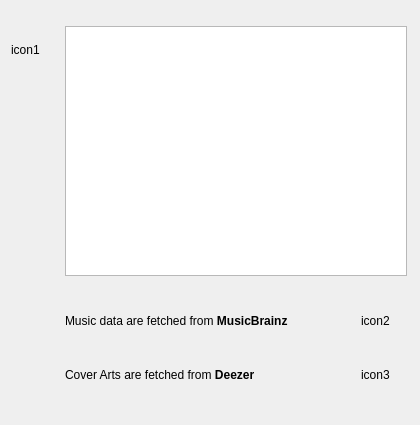
This is dialogs/aboutwidgetUI.ui in janbar/CDDA-Ripper as Qt 5 draws it before an edit. The edited form follows.
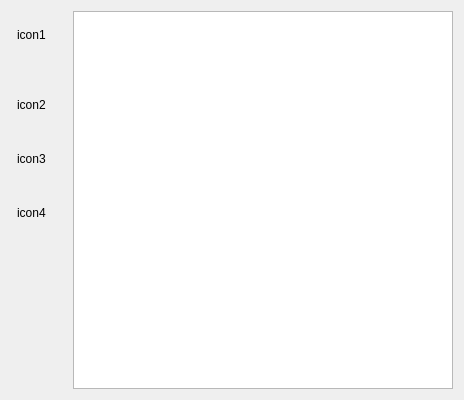
This is the edited form.

Commit message: fix about page for big font

The edit to the form file:
```diff
--- a/dialogs/aboutwidgetUI.ui
+++ b/dialogs/aboutwidgetUI.ui
@@ -6,8 +6,8 @@
    <rect>
     <x>0</x>
     <y>0</y>
-    <width>420</width>
-    <height>425</height>
+    <width>464</width>
+    <height>400</height>
    </rect>
   </property>
   <property name="sizePolicy">
@@ -18,13 +18,13 @@
   </property>
   <property name="minimumSize">
    <size>
-    <width>420</width>
-    <height>425</height>
+    <width>460</width>
+    <height>400</height>
    </size>
   </property>
   <property name="maximumSize">
    <size>
-    <width>420</width>
+    <width>464</width>
     <height>16777215</height>
    </size>
   </property>
@@ -32,7 +32,13 @@
    <string>About</string>
   </property>
   <layout class="QFormLayout" name="formLayout">
-   <item row="0" column="0">
+   <item row="0" column="1">
+    <layout class="QVBoxLayout" name="vbox_layout">
+     <item>
+      <layout class="QHBoxLayout" name="horizontalLayout_2">
+       <item>
+        <layout class="QVBoxLayout" name="verticalLayout_2">
+         <item>
     <widget class="QLabel" name="label_icon1">
      <property name="sizePolicy">
       <sizepolicy hsizetype="Fixed" vsizetype="Fixed">
@@ -51,60 +57,18 @@
      </property>
     </widget>
    </item>
-   <item row="0" column="1">
-    <widget class="QTextEdit" name="text_about1">
-     <property name="sizePolicy">
-      <sizepolicy hsizetype="Fixed" vsizetype="Expanding">
-       <horstretch>0</horstretch>
-       <verstretch>0</verstretch>
-      </sizepolicy>
-     </property>
-     <property name="minimumSize">
-      <size>
-       <width>342</width>
-       <height>250</height>
-      </size>
-     </property>
-     <property name="readOnly">
-      <bool>true</bool>
-     </property>
-    </widget>
-   </item>
-   <item row="1" column="1">
-    <layout class="QVBoxLayout" name="verticalLayout">
      <item>
-      <layout class="QHBoxLayout" name="horizontalLayout">
-       <property name="spacing">
-        <number>6</number>
-       </property>
-       <property name="sizeConstraint">
-        <enum>QLayout::SetDefaultConstraint</enum>
-       </property>
-       <item>
-        <widget class="QLabel" name="label">
-         <property name="minimumSize">
-          <size>
-           <width>250</width>
-           <height>0</height>
-          </size>
-         </property>
-         <property name="text">
-          <string>&lt;html&gt;Music data are fetched from &lt;b&gt;MusicBrainz&lt;/b&gt;&lt;/html&gt;</string>
-         </property>
-         <property name="wordWrap">
-          <bool>true</bool>
-         </property>
-        </widget>
-       </item>
-       <item>
-        <spacer name="horizontalSpacer">
+          <spacer name="verticalSpacer_2">
          <property name="orientation">
-          <enum>Qt::Horizontal</enum>
+            <enum>Qt::Vertical</enum>
+           </property>
+           <property name="sizeType">
+            <enum>QSizePolicy::Fixed</enum>
          </property>
          <property name="sizeHint" stdset="0">
           <size>
-           <width>40</width>
-           <height>20</height>
+             <width>20</width>
+             <height>16</height>
           </size>
          </property>
         </spacer>
@@ -128,45 +92,6 @@
          </property>
         </widget>
        </item>
-      </layout>
-     </item>
-     <item>
-      <layout class="QHBoxLayout" name="horizontalLayout3">
-       <property name="spacing">
-        <number>6</number>
-       </property>
-       <property name="sizeConstraint">
-        <enum>QLayout::SetDefaultConstraint</enum>
-       </property>
-       <item>
-        <widget class="QLabel" name="label_text3">
-         <property name="minimumSize">
-          <size>
-           <width>250</width>
-           <height>0</height>
-          </size>
-         </property>
-         <property name="text">
-          <string>&lt;html&gt;Cover Arts are fetched from &lt;b&gt;Deezer&lt;/b&gt;&lt;/html&gt;</string>
-         </property>
-         <property name="wordWrap">
-          <bool>true</bool>
-         </property>
-        </widget>
-       </item>
-       <item>
-        <spacer name="horizontalSpacer_2">
-         <property name="orientation">
-          <enum>Qt::Horizontal</enum>
-         </property>
-         <property name="sizeHint" stdset="0">
-          <size>
-           <width>40</width>
-           <height>20</height>
-          </size>
-         </property>
-        </spacer>
-       </item>
        <item>
         <widget class="QLabel" name="label_icon3">
          <property name="sizePolicy">
@@ -183,6 +108,53 @@
          </property>
          <property name="text">
           <string notr="true">icon3</string>
+           </property>
+          </widget>
+         </item>
+         <item>
+          <widget class="QLabel" name="label_icon4">
+           <property name="minimumSize">
+            <size>
+             <width>48</width>
+             <height>48</height>
+            </size>
+           </property>
+           <property name="text">
+            <string notr="true">icon4</string>
+           </property>
+          </widget>
+         </item>
+         <item>
+          <spacer name="verticalSpacer">
+           <property name="orientation">
+            <enum>Qt::Vertical</enum>
+           </property>
+           <property name="sizeHint" stdset="0">
+            <size>
+             <width>20</width>
+             <height>40</height>
+            </size>
+           </property>
+          </spacer>
+         </item>
+        </layout>
+       </item>
+       <item>
+        <widget class="QTextEdit" name="text_about1">
+         <property name="sizePolicy">
+          <sizepolicy hsizetype="Fixed" vsizetype="Expanding">
+           <horstretch>0</horstretch>
+           <verstretch>0</verstretch>
+          </sizepolicy>
+         </property>
+         <property name="minimumSize">
+          <size>
+           <width>380</width>
+           <height>300</height>
+          </size>
+         </property>
+         <property name="readOnly">
+          <bool>true</bool>
          </property>
         </widget>
        </item>
```
Lines whose indentation alone changed are shown as unchanged. The commit also changes 3 other files.
